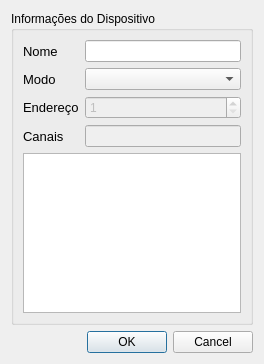
This is ControladorDMX/dispositivodmx.ui in guilhermecv/prg22107 as Qt 5 draws it before an edit. The edited form follows.
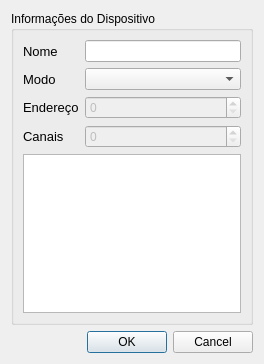
This is the edited form. Icons and pictures are not drawn.

Diff of the .ui file:
```diff
--- a/ControladorDMX/dispositivodmx.ui
+++ b/ControladorDMX/dispositivodmx.ui
@@ -106,13 +106,6 @@
           </property>
          </widget>
         </item>
-        <item row="3" column="1">
-         <widget class="QLineEdit" name="channels">
-          <property name="enabled">
-           <bool>false</bool>
-          </property>
-         </widget>
-        </item>
         <item row="4" column="0" colspan="2">
          <widget class="QTextEdit" name="deviceInfo"/>
         </item>
@@ -122,13 +115,20 @@
            <bool>false</bool>
           </property>
           <property name="minimum">
-           <number>1</number>
+           <number>0</number>
           </property>
           <property name="maximum">
            <number>512</number>
           </property>
          </widget>
         </item>
+        <item row="3" column="1">
+         <widget class="QSpinBox" name="channels">
+          <property name="enabled">
+           <bool>false</bool>
+          </property>
+         </widget>
+        </item>
        </layout>
       </item>
      </layout>
```
